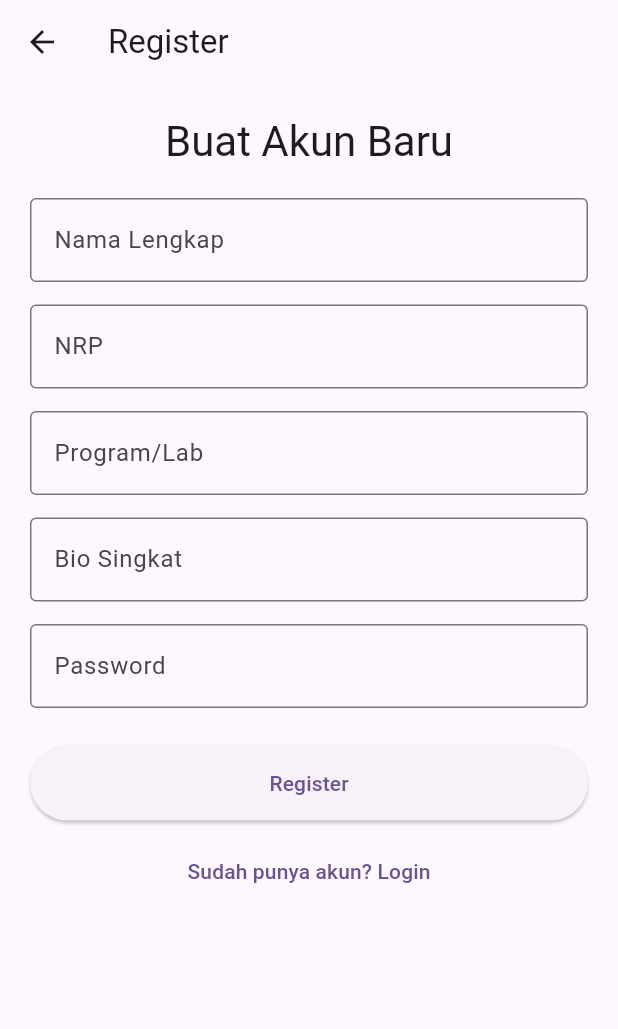
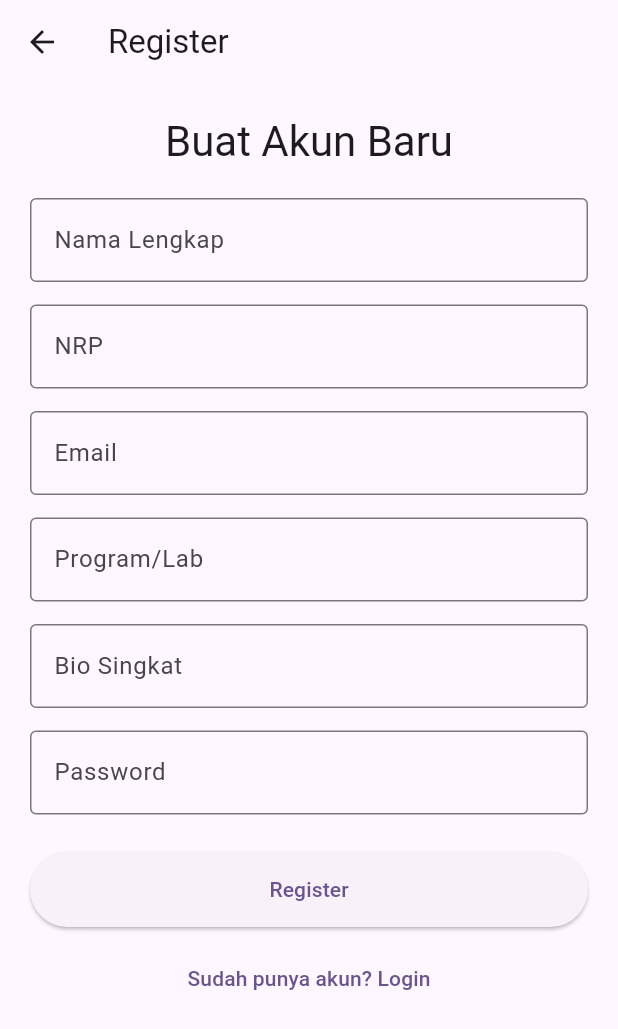
Before and after one commit to NinikCui/EmergingTechProject, a Flutter app: the screen it shows after launch, after a tap on "Login", after a tap on "Belum punya akun? Register di sini", on a phone screen of 412 x 824 dp. Shown: the top 1029 px of the screen. Run offline on Flutter 3.47's test engine with Material 3 defaults, Android fonts, the phone set to English and light mode, and no system bars; our stand-ins replace shared_preferences; network calls fail.

Commit message:
Menyelesaikan Sebuah Quest
QUest dari yanto cepat kilat, yanto putar2, yanto berdemek, yanto bamek,yanto putaran promek, yanto pasuruan gempa bumi, yanto segitiga boyolali

```diff
--- a/lib/class/mahasiswa.dart
+++ b/lib/class/mahasiswa.dart
@@ -4,6 +4,7 @@ class User {
   String nrp;
   String program;
   String bio;
+  String email;
   String photoUrl;
   String password;
 
@@ -13,6 +14,7 @@ class User {
     required this.nrp,
     required this.program,
     required this.bio,
+    required this.email,
     required this.photoUrl,
     required this.password,
   });
@@ -25,6 +27,7 @@ var mahasiswas = <User>[
     nrp: '160720001',
     program: 'Informatika',
     bio: 'Suka mobile dev & UI/UX.',
+    email: 'Dita@gmail.com',
     photoUrl: 'https://i.pravatar.cc/150?img=1',
     password: "123",
   ),
@@ -34,6 +37,7 @@ var mahasiswas = <User>[
     nrp: '160720003',
     program: 'Sistem Informasi',
     bio: 'Exploring data & product.',
+    email: 'Andra@gmail.com',
     photoUrl: 'https://i.pravatar.cc/150?img=2',
     password: "456",
   ),
@@ -43,6 +47,7 @@ var mahasiswas = <User>[
     nrp: '160720005',
     program: 'Informatika',
     bio: 'AI/ML enthusiast.',
+    email: 'Nayla@gmail.com',
     photoUrl: 'https://i.pravatar.cc/150?img=3',
     password: "789",
   ),
--- a/lib/class/teman.dart
+++ b/lib/class/teman.dart
@@ -5,3 +5,5 @@ class Friend {
   Friend({required this.nrp_1, required this.nrp_2});
 
 }
+
+var temans = <Friend>[];
--- a/lib/login_page.dart
+++ b/lib/login_page.dart
@@ -1,4 +1,5 @@
 import 'package:flutter/material.dart';
+import 'package:shared_preferences/shared_preferences.dart';
 import 'class/mahasiswa.dart';
 
 class LoginPage extends StatefulWidget {
@@ -10,24 +11,24 @@ class LoginPage extends StatefulWidget {
 
 class _LoginPageState extends State<LoginPage> {
   final _formKey = GlobalKey<FormState>();
-  final _nrpController = TextEditingController();
+  final _emailController = TextEditingController();
   final _passwordController = TextEditingController();
 
   void _login() {
     if (_formKey.currentState!.validate()) {
-      final nrp = _nrpController.text.trim();
+      final email = _emailController.text.trim();
       final password = _passwordController.text.trim();
 
       try {
         final user = mahasiswas.firstWhere(
-          (m) => m.nrp == nrp && m.password == password,
+          (m) => m.email == email && m.password == password,
         );
 
         Navigator.pushReplacementNamed(context, '/home',arguments: user);
 
       } catch (e) {
         ScaffoldMessenger.of(context).showSnackBar(
-          const SnackBar(content: Text('NRP atau Password salah!')),
+          const SnackBar(content: Text('Email atau Password salah!')),
         );
       }
     }
@@ -50,14 +51,14 @@ class _LoginPageState extends State<LoginPage> {
               ),
               const SizedBox(height: 20),
               TextFormField(
-                controller: _nrpController,
+                controller: _emailController,
                 decoration: const InputDecoration(
-                  labelText: 'NRP',
+                  labelText: 'Email',
                   border: OutlineInputBorder(),
                 ),
                 validator: (value) {
                   if (value == null || value.isEmpty) {
-                    return 'NRP tidak boleh kosong';
+                    return 'email tidak boleh kosong';
                   }
                   return null;
                 },
--- a/lib/main.dart
+++ b/lib/main.dart
@@ -1,19 +1,32 @@
 import 'package:et_project/detailprofile.dart';
 import 'package:flutter/material.dart';
+import 'package:shared_preferences/shared_preferences.dart'; // <-- IMPORT (POIN 2)
 import '../class/mahasiswa.dart';
 import 'login_page.dart';
 import 'register_page.dart';
-
-// Pastikan Anda mengimpor file 'editprofile.dart'
-// (Saya lihat Anda sudah melakukan ini di kode Anda)
 import 'editprofile.dart';
 
-void main() {
-  runApp(const MyApp());
+void main() async {
+  WidgetsFlutterBinding.ensureInitialized();
+
+  final prefs = await SharedPreferences.getInstance();
+  final String? loggedInUserNrp = prefs.getString('loggedInUserNrp');
+
+  User? loggedInUser;
+  if (loggedInUserNrp != null) {
+    try {
+      loggedInUser = mahasiswas.firstWhere((m) => m.nrp == loggedInUserNrp);
+    } catch (e) {
+      await prefs.remove('loggedInUserNrp');
+    }
+  }
+
+  runApp(MyApp(loggedInUser: loggedInUser));
 }
 
 class MyApp extends StatelessWidget {
-  const MyApp({super.key});
+  final User? loggedInUser;
+  const MyApp({super.key, this.loggedInUser});
 
   @override
   Widget build(BuildContext context) {
@@ -22,10 +35,10 @@ class MyApp extends StatelessWidget {
       theme: ThemeData(
         colorScheme: ColorScheme.fromSeed(seedColor: Colors.deepPurple),
       ),
-      initialRoute: "/login",
 
-      // === PERBAIKAN 1: 'routes' ===
-      // Kita perbaiki rute 'editprofile' dan hapus rute 'logout' yang tidak perlu
+      home: loggedInUser != null
+          ? MyHomePage(title: 'Daftar Mahasiswa', user: loggedInUser!)
+          : const LoginPage(),
       routes: {
         '/login': (context) => const LoginPage(),
         '/register': (context) => const RegisterPage(),
@@ -33,24 +46,32 @@ class MyApp extends StatelessWidget {
           final user = ModalRoute.of(context)!.settings.arguments as User;
           return MyHomePage(title: 'Daftar Mahasiswa', user: user);
         },
-
-        // Mengarahkan ke halaman EditProfilePage dan mengirim data 'user'
         '/editprofile': (context) {
           final user = ModalRoute.of(context)!.settings.arguments as User;
-          // Pastikan nama class Anda adalah 'EditProfilePage'
           return EditProfilePage(user: user);
         },
-
         'detail': (context) => const DetailPage(),
-
-        // Rute lama 'editprofile' and 'logout' dihapus
       },
     );
   }
 }
 
-List<Widget> mahasiswaList(BuildContext context) {
-  // ... (Tidak ada perubahan di sini, sudah benar)
+class MyHomePage extends StatefulWidget {
+  final String title;
+  final User user;
+
+  const MyHomePage({
+    super.key,
+    required this.title,
+    required this.user,
+  });
+
+  @override
+  State<MyHomePage> createState() => _MyHomePageState();
+}
+
+class _MyHomePageState extends State<MyHomePage> {
+  List<Widget> _mahasiswaList(BuildContext context) {
     return List.generate(mahasiswas.length, (index) {
       final m = mahasiswas[index];
       return Container(
@@ -101,7 +122,10 @@ List<Widget> mahasiswaList(BuildContext context) {
                     ),
                   ),
                   onPressed: () {
-                  Navigator.pushNamed(context, 'detail', arguments: m);
+                    Navigator.pushNamed(context, 'detail', arguments: {
+                      'viewedUser': m,
+                      'currentUser': widget.user,
+                    });
                   },
                   child: const Text("Lihat Detail Profil"),
                 ),
@@ -113,31 +137,9 @@ List<Widget> mahasiswaList(BuildContext context) {
     });
   }
 
-
-// === PERBAIKAN 2: 'MyHomePage' ===
-class MyHomePage extends StatefulWidget {
-  // Hanya perlu DUA properti ini
-  final String title;
-  final User user;
-
-  // Hanya perlu SATU konstruktor
-  const MyHomePage({
-    super.key,
-    required this.title,
-    required this.user,
-  });
-
-  @override
-  State<MyHomePage> createState() => _MyHomePageState();
-}
-
-
-// === PERBAIKAN 3: '_MyHomePageState' dan 'myDrawer' ===
-class _MyHomePageState extends State<MyHomePage> {
   @override
   Widget build(BuildContext context) {
     return Scaffold(
-      // Panggil drawer DENGAN 'widget.user'
       drawer: myDrawer(context, widget.user),
       appBar: AppBar(
         backgroundColor: Theme.of(context).colorScheme.inversePrimary,
@@ -148,26 +150,24 @@ class _MyHomePageState extends State<MyHomePage> {
           children: [
             ListView(
               shrinkWrap: true,
-              physics: NeverScrollableScrollPhysics(),
-              children: mahasiswaList(context),
+              physics: const NeverScrollableScrollPhysics(),
+              children: _mahasiswaList(context),
             ),
-            Divider(height: 100),
+            const Divider(height: 100),
           ],
         ),
       ),
     );
   }
 
-  // Tambahkan 'User user' sebagai parameter
   Drawer myDrawer(BuildContext context, User user) {
     return Drawer(
       elevation: 16.0,
       child: Column(
         children: <Widget>[
-          // Tampilkan data 'user' yang sedang login
           UserAccountsDrawerHeader(
             accountName: Text(user.name),
-            accountEmail: Text(user.nrp),
+            accountEmail: Text(user.email),
             currentAccountPicture: CircleAvatar(
               backgroundImage: NetworkImage(user.photoUrl),
             ),
@@ -176,7 +176,6 @@ class _MyHomePageState extends State<MyHomePage> {
             title: const Text("Home"),
             leading: const Icon(Icons.home),
             onTap: () {
-              // Tutup drawer saja, karena sudah di halaman home
               Navigator.pop(context);
             },
           ),
@@ -184,11 +183,9 @@ class _MyHomePageState extends State<MyHomePage> {
             title: const Text("Edit Profile"),
             leading: const Icon(Icons.people),
             onTap: () {
-              Navigator.pop(context); // Tutup drawer
-              // Panggil rute '/editprofile' dan kirim data 'user'
+              Navigator.pop(context);
               Navigator.pushNamed(context, '/editprofile', arguments: user)
                   .then((_) {
-                // Refresh halaman ini saat kembali dari edit
                 setState(() {});
               });
             },
@@ -196,8 +193,11 @@ class _MyHomePageState extends State<MyHomePage> {
           ListTile(
             title: const Text("Log Out"),
             leading: const Icon(Icons.logout),
-            onTap: () {
-              // Panggil rute '/login' dan hapus semua rute sebelumnya
+            onTap: () async {
+
+              final prefs = await SharedPreferences.getInstance();
+              await prefs.remove('loggedInUserNrp');
+
               Navigator.pushNamedAndRemoveUntil(
                 context,
                 '/login',
--- a/lib/register_page.dart
+++ b/lib/register_page.dart
@@ -1,4 +1,3 @@
-
 import 'package:flutter/material.dart';
 import 'class/mahasiswa.dart';
 
@@ -13,6 +12,7 @@ class _RegisterPageState extends State<RegisterPage> {
   final _formKey = GlobalKey<FormState>();
   final _nameController = TextEditingController();
   final _nrpController = TextEditingController();
+  final _emailController = TextEditingController();
   final _programController = TextEditingController();
   final _bioController = TextEditingController();
   final _passwordController = TextEditingController();
@@ -22,6 +22,9 @@ class _RegisterPageState extends State<RegisterPage> {
       final nrpExists = mahasiswas.any(
         (m) => m.nrp == _nrpController.text,
       );
+      final emailExists = mahasiswas.any(
+        (m) => m.email == _emailController.text,
+      );
 
       if (nrpExists) {
         ScaffoldMessenger.of(context).showSnackBar(
@@ -30,13 +33,21 @@ class _RegisterPageState extends State<RegisterPage> {
         return;
       }
 
+      if (emailExists) {
+        ScaffoldMessenger.of(context).showSnackBar(
+          const SnackBar(content: Text('Email sudah terdaftar!')),
+        );
+        return;
+      }
+
       final newUser = User(
         id: mahasiswas.length + 1,
         name: _nameController.text,
         nrp: _nrpController.text,
+        email: _emailController.text,
         program: _programController.text,
         bio: _bioController.text,
-        photoUrl: 'https://i.pravatar.cc/150',
+        photoUrl: 'https://i.pravatar.cc/150?img=${mahasiswas.length + 1}',
         password: _passwordController.text,
       );
 
@@ -81,6 +92,20 @@ class _RegisterPageState extends State<RegisterPage> {
                 ),
                 validator: (v) => v!.isEmpty ? 'NRP tidak boleh kosong' : null,
               ),
+              const SizedBox(height: 15),
+              TextFormField(
+                controller: _emailController,
+                decoration: const InputDecoration(
+                  labelText: 'Email',
+                  border: OutlineInputBorder(),
+                ),
+                validator: (v) {
+                  if (v == null || v.isEmpty) return 'Email tidak boleh kosong';
+                  if (!v.contains('@')) return 'Email tidak valid';
+                  return null;
+                },
+              ),
+              // ==========================
               const SizedBox(height: 15),
               TextFormField(
                 controller: _programController,
--- a/pubspec.yaml
+++ b/pubspec.yaml
@@ -35,6 +35,7 @@ dependencies:
   # Use with the CupertinoIcons class for iOS style icons.
   cupertino_icons: ^1.0.8
 
+  shared_preferences: ^2.2.3
 dev_dependencies:
   flutter_test:
     sdk: flutter
```
Also changed, not shown: lib/detailprofile.dart (+42 -10 lines), lib/editprofile.dart (+52 -18 lines), pubspec.lock, 1 other file. Lines whose indentation alone changed are shown as unchanged.
